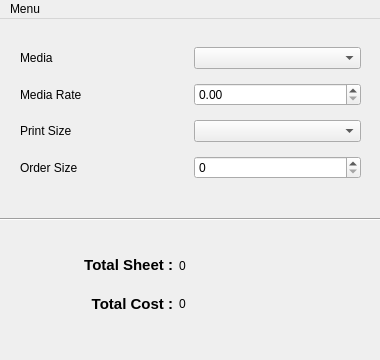
Before: the Qt Designer form mainwindow.ui in m-abrarhasan/kotoPaper, drawn with Qt 5.
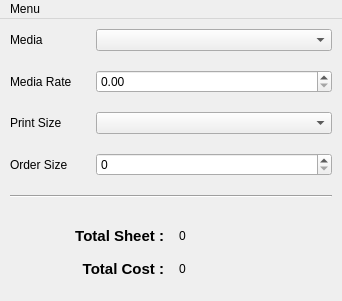
After: the same form once the commit is applied.

```diff
--- a/mainwindow.ui
+++ b/mainwindow.ui
@@ -6,65 +6,43 @@
    <rect>
     <x>0</x>
     <y>0</y>
-    <width>380</width>
-    <height>360</height>
+    <width>342</width>
+    <height>301</height>
    </rect>
   </property>
-  <property name="minimumSize">
-   <size>
-    <width>380</width>
-    <height>360</height>
-   </size>
-  </property>
-  <property name="maximumSize">
-   <size>
-    <width>380</width>
-    <height>360</height>
-   </size>
-  </property>
   <property name="windowTitle">
    <string>MainWindow</string>
   </property>
   <widget class="QWidget" name="centralwidget">
-   <widget class="Line" name="line">
-    <property name="geometry">
-     <rect>
-      <x>0</x>
-      <y>190</y>
-      <width>381</width>
-      <height>20</height>
-     </rect>
+   <layout class="QFormLayout" name="formLayout">
+    <property name="horizontalSpacing">
+     <number>24</number>
     </property>
-    <property name="orientation">
-     <enum>Qt::Horizontal</enum>
-    </property>
-   </widget>
-   <widget class="QWidget" name="layoutWidget">
-    <property name="geometry">
-     <rect>
-      <x>20</x>
-      <y>20</y>
-      <width>341</width>
-      <height>151</height>
-     </rect>
-    </property>
-    <layout class="QGridLayout" name="gridLayout_2">
-     <item row="3" column="1">
-      <widget class="QSpinBox" name="spnbox_OrderSize"/>
+    <property name="verticalSpacing">
+     <number>19</number>
+    </property>
+    <property name="leftMargin">
+     <number>10</number>
+    </property>
+    <property name="topMargin">
+     <number>10</number>
+    </property>
+    <property name="rightMargin">
+     <number>10</number>
+    </property>
+    <property name="bottomMargin">
+     <number>10</number>
+    </property>
+    <item row="0" column="0">
+     <widget class="QLabel" name="lbl_Media">
+      <property name="text">
+       <string>Media</string>
+      </property>
+     </widget>
      </item>
      <item row="0" column="1">
       <widget class="QComboBox" name="cmbox_Media"/>
      </item>
-     <item row="2" column="1">
-      <widget class="QComboBox" name="cmbox_PrintSize"/>
-     </item>
-     <item row="3" column="0">
-      <widget class="QLabel" name="lbl_OrderSize">
-       <property name="text">
-        <string>Order Size</string>
-       </property>
-      </widget>
-     </item>
      <item row="1" column="0">
       <widget class="QLabel" name="lbl_MediaRate">
        <property name="text">
@@ -72,12 +50,8 @@
        </property>
       </widget>
      </item>
-     <item row="0" column="0">
-      <widget class="QLabel" name="lbl_Media">
-       <property name="text">
-        <string>Media</string>
-       </property>
-      </widget>
+    <item row="1" column="1">
+     <widget class="QDoubleSpinBox" name="spnbox_MediaRate"/>
      </item>
      <item row="2" column="0">
       <widget class="QLabel" name="lbl_PrintSize">
@@ -86,21 +60,36 @@
        </property>
       </widget>
      </item>
-     <item row="1" column="1">
-      <widget class="QDoubleSpinBox" name="spnbox_MediaRate"/>
-     </item>
-    </layout>
-   </widget>
-   <widget class="QWidget" name="">
-    <property name="geometry">
-     <rect>
-      <x>20</x>
-      <y>230</y>
-      <width>311</width>
-      <height>71</height>
-     </rect>
-    </property>
+    <item row="2" column="1">
+     <widget class="QComboBox" name="cmbox_PrintSize"/>
+    </item>
+    <item row="3" column="0">
+     <widget class="QLabel" name="lbl_OrderSize">
+      <property name="text">
+       <string>Order Size</string>
+      </property>
+     </widget>
+    </item>
+    <item row="3" column="1">
+     <widget class="QSpinBox" name="spnbox_OrderSize"/>
+    </item>
+    <item row="5" column="0" colspan="2">
     <layout class="QGridLayout" name="gridLayout">
+      <property name="leftMargin">
+       <number>10</number>
+      </property>
+      <property name="topMargin">
+       <number>10</number>
+      </property>
+      <property name="rightMargin">
+       <number>10</number>
+      </property>
+      <property name="bottomMargin">
+       <number>10</number>
+      </property>
+      <property name="spacing">
+       <number>15</number>
+      </property>
      <item row="0" column="0">
       <widget class="QLabel" name="lbl_TotalSC">
        <property name="text">
@@ -130,15 +119,23 @@
       </widget>
      </item>
     </layout>
-   </widget>
+    </item>
+    <item row="4" column="0" colspan="2">
+     <widget class="Line" name="line">
+      <property name="orientation">
+       <enum>Qt::Horizontal</enum>
+      </property>
+     </widget>
+    </item>
+   </layout>
   </widget>
   <widget class="QMenuBar" name="menubar">
    <property name="geometry">
     <rect>
      <x>0</x>
      <y>0</y>
-     <width>380</width>
-     <height>21</height>
+     <width>342</width>
+     <height>20</height>
     </rect>
    </property>
    <widget class="QMenu" name="menukotoPaper">
```
Lines whose indentation alone changed are shown as unchanged.
